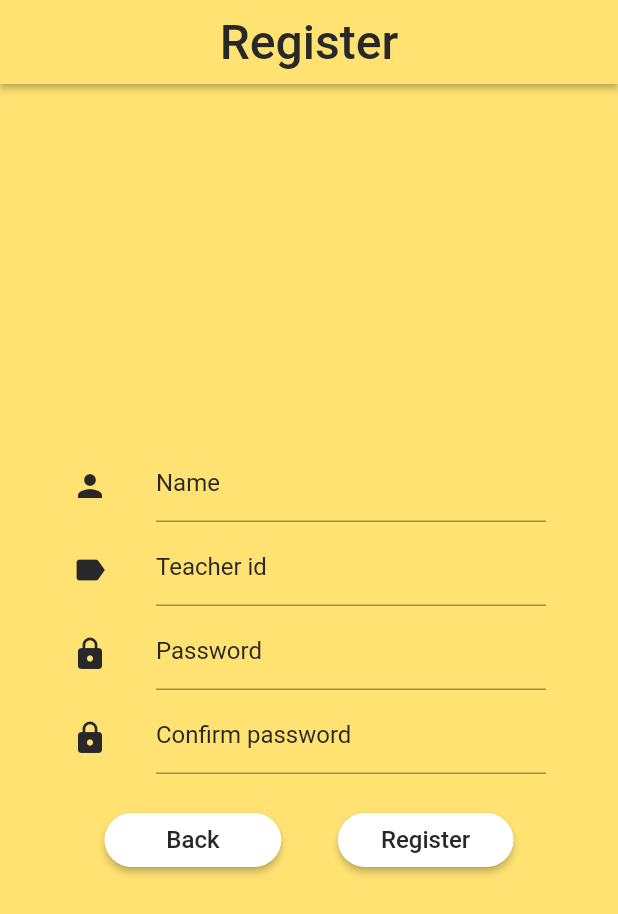
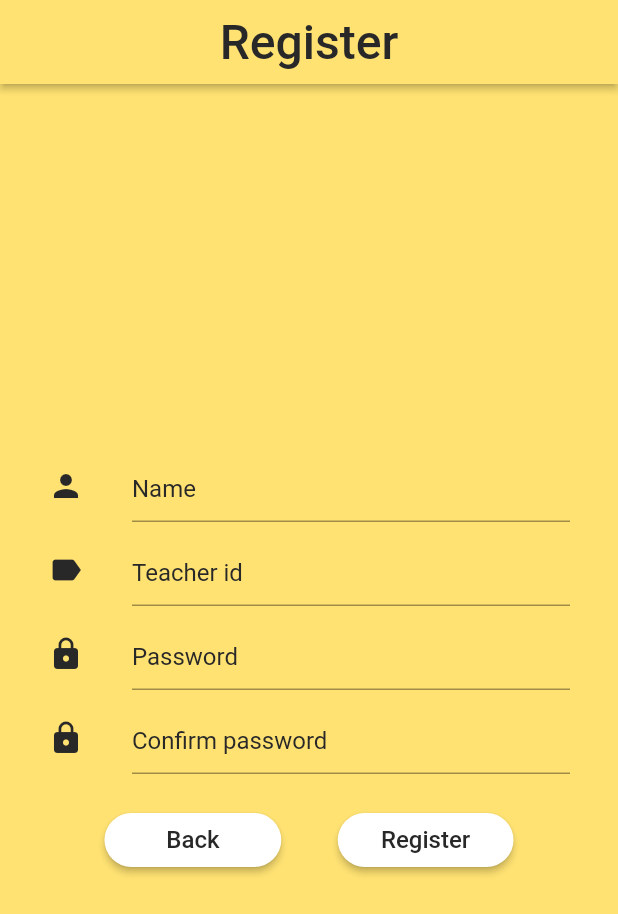
Before and after one commit to opreaflaviu/AttendancesGenerator, a Flutter app: the RegisterPage screen opened by its route, after a tap on "Register", on a phone screen of 412 x 824 dp. Shown: the top 914 px of the screen. Run offline on Flutter 3.47's test engine with Material 2 defaults, Android fonts, the phone set to English and light mode, and no system bars; our stand-ins replace connectivity, qr_flutter, shared_preferences; missing offline and left inert: password; accounts and stored records are empty; network calls fail.

```diff
--- a/lib/model/student.dart
+++ b/lib/model/student.dart
@@ -4,7 +4,7 @@ import 'package:attendances/utils/constants.dart';
 class Student {
   final String _studentId;
   final String _studentName;
-  final int _studentClass;
+  final String _studentClass;
 
   Student(this._studentId, this._studentName, this._studentClass);
 
--- a/lib/model/teacher.dart
+++ b/lib/model/teacher.dart
@@ -2,9 +2,9 @@ import 'package:attendances/utils/constants.dart';
 
 
 class Teacher {
-  final _teacherId;
-  final _teacherName;
-  final _teacherPassword;
+  final String _teacherId;
+  final String _teacherName;
+  final String _teacherPassword;
 
   Teacher(this._teacherId, this._teacherName, this._teacherPassword);
 
--- a/lib/pages/main_page.dart
+++ b/lib/pages/main_page.dart
@@ -30,7 +30,7 @@ class MainPageState extends State<MainPage> {
         appBar: AppBar(
           title: new Text(_titleList[_tabIndex],
               textAlign: TextAlign.center,
-              style: new TextStyle(fontSize: 24.0, color: Colors.black87)),
+              style: new TextStyle(fontSize: 32.0, color: Colors.black87)),
           centerTitle: true,
           backgroundColor: ColorsConstants.backgroundColorYellow,
           elevation: 2.0,
--- a/lib/pages/register_page.dart
+++ b/lib/pages/register_page.dart
@@ -1,5 +1,6 @@
 import 'package:attendances/utils/colors_constants.dart';
 import 'package:flutter/material.dart';
+import 'package:password/password.dart';
 import '../repository/teacher_repository.dart';
 import '../utils/colors_constants.dart';
 import '../model/teacher.dart';
@@ -21,14 +22,6 @@ class RegisterPageState extends State<RegisterPage> {
   final GlobalKey<ScaffoldState> _scaffoldState =
       new GlobalKey<ScaffoldState>();
 
-  String _snackBarText = '';
-
-  void _onChange(String snackBarText) {
-    setState(() {
-      _snackBarText = snackBarText;
-    });
-  }
-
   @override
   Widget build(BuildContext context) {
     var _mediaQuery = MediaQuery.of(context);
@@ -49,20 +42,20 @@ class RegisterPageState extends State<RegisterPage> {
             automaticallyImplyLeading: false),
         body: Center(
           child: SingleChildScrollView(
-              physics: NeverScrollableScrollPhysics(),
               child: Container(
             margin: EdgeInsets.only(right: 32.0, left: 32.0),
             child: Column(
               mainAxisAlignment: MainAxisAlignment.start,
               children: <Widget>[
                 ListTile(
+                  contentPadding: EdgeInsets.all(0.0),
                   leading:
                       Icon(Icons.person, color: ColorsConstants.customBlack),
                   title: TextField(
                       cursorColor: ColorsConstants.customBlack,
                       decoration: new InputDecoration(
                           hintText: 'Name',
-                          contentPadding: EdgeInsets.only(bottom: 4.0),
+                          contentPadding: EdgeInsets.only(bottom: 4.0, top: 8.0),
                           hintStyle: TextStyle(
                               fontSize: 16.0,
                               color: ColorsConstants.customBlack),
@@ -74,13 +67,14 @@ class RegisterPageState extends State<RegisterPage> {
                       controller: _name),
                 ),
                 ListTile(
+                    contentPadding: EdgeInsets.all(0.0),
                     leading:
                         Icon(Icons.label, color: ColorsConstants.customBlack),
                     title: TextField(
                         cursorColor: ColorsConstants.customBlack,
                         decoration: InputDecoration(
                             hintText: 'Teacher id',
-                            contentPadding: EdgeInsets.only(bottom: 4.0),
+                            contentPadding: EdgeInsets.only(bottom: 4.0, top: 8.0),
                             hintStyle: TextStyle(
                                 fontSize: 16.0,
                                 color: ColorsConstants.customBlack),
@@ -91,13 +85,15 @@ class RegisterPageState extends State<RegisterPage> {
                             fontSize: 16.0, color: ColorsConstants.customBlack),
                         controller: _number)),
                 ListTile(
+                    contentPadding: EdgeInsets.all(0.0),
                     leading:
                         Icon(Icons.lock, color: ColorsConstants.customBlack),
                     title: TextField(
                         cursorColor: ColorsConstants.customBlack,
                         decoration: InputDecoration(
                             hintText: 'Password',
-                            contentPadding: EdgeInsets.only(bottom: 4.0),
+                            contentPadding: EdgeInsets.only(bottom: 4.0, top:
+                            8.0),
                             hintStyle: TextStyle(
                                 fontSize: 16.0,
                                 color: ColorsConstants.customBlack),
@@ -107,25 +103,27 @@ class RegisterPageState extends State<RegisterPage> {
                         style: TextStyle(
                           fontSize: 16.0,
                         ),
-                        obscureText: false,
+                        obscureText: true,
                         controller: _password)),
                 ListTile(
+                    contentPadding: EdgeInsets.all(0.0),
                     leading:
                         Icon(Icons.lock, color: ColorsConstants.customBlack),
                     title: TextField(
                       cursorColor: ColorsConstants.customBlack,
                       decoration: InputDecoration(
                           hintText: 'Confirm password',
-                          contentPadding: EdgeInsets.only(bottom: 4.0),
+                          contentPadding: EdgeInsets.only(bottom: 4.0, top: 8.0),
                           hintStyle: TextStyle(
                               fontSize: 16.0,
                               color: ColorsConstants.customBlack),
                           labelStyle: TextStyle(
                               fontSize: 16.0,
                               color: ColorsConstants.customBlack)),
+                      style: TextStyle(
+                        fontSize: 16.0,
+                      ),
                       obscureText: true,
-                      style: TextStyle(
-                          fontSize: 16.0, color: ColorsConstants.customBlack),
                       controller: _confirmPassword,
                     )),
                 new Container(
@@ -184,35 +182,46 @@ class RegisterPageState extends State<RegisterPage> {
   void _onRegisterClick() {
     if (_password.text == _confirmPassword.text) {
       if (true) {
-        Teacher teacher = new Teacher(_number.text, _name.text, _password.text);
+        var password = Password.hash(
+            _password.text,
+            PBKDF2(iterationCount: 1000));
+        print("hash password: $password");
+        Teacher teacher = new Teacher(_number.text, _name.text, password);
         var teacherResponse = new TeacherRepository().registerTeacher(teacher);
         teacherResponse.then((response) {
-          if (response) {
             _saveInSharedPrefs(teacher);
             Navigator.of(context).pushNamedAndRemoveUntil(
                 'main_page', (Route<dynamic> route) => false);
-          } else {
-            print(response.toString());
-            _onChange('User already exist');
-            _showSnackBar();
-          }
-        });
+          }).catchError((error) {
+            _showAlertDialog('Error', error.toString());
+          });
       } else {
-        print("Invalid password");
-        _onChange("Invalid password");
-        _showSnackBar(); //example: Aa@^1AfaA  Aaa111aAa
+        _showAlertDialog('Error', 'Invalid password');
       }
     } else {
-      print("Wrong credentials");
-      _onChange("Wrong credentials");
-      _showSnackBar();
+      _showAlertDialog('Error', 'Different passwords');
     }
     _clearTextFields();
   }
 
-  void _showSnackBar() {
-    _scaffoldState.currentState
-        .showSnackBar(new SnackBar(content: new Text(_snackBarText)));
+  Future<Null> _showAlertDialog(String title, String content) {
+    return showDialog<Null>(
+        context: context,
+        barrierDismissible: true,
+        builder: (BuildContext context) {
+          return AlertDialog(
+            title: Text(title),
+            content: Text(content),
+            actions: <Widget>[
+              FlatButton(
+                child: Text('Ok'),
+                onPressed: () {
+                  Navigator.of(context).pop();
+                },
+              ),
+            ],
+          );
+        });
   }
 
   void _saveInSharedPrefs(Teacher teacher) async {
--- a/lib/pages/students_at_course_page.dart
+++ b/lib/pages/students_at_course_page.dart
@@ -66,7 +66,7 @@ class StudentsAtCoursePage extends StatelessWidget {
                       '${_attendance.courseName}  ${_attendance
                           .courseType} ${_attendance
                           .courseNumber}  Class ${_attendance.courseClass}',
-                      style: TextStyle(fontSize: 14.0, color: Colors.black),
+                      style: TextStyle(fontSize: 16.0, color: Colors.black),
                     ),
                     background: Center(
                       child: QrImage(
--- a/lib/utils/constants.dart
+++ b/lib/utils/constants.dart
@@ -1,13 +1,12 @@
 abstract class Constants {
 
-  //for testing
-  // static const String rootApi = "http://192.168.0.133:5000";
+  // for testing
+   static const String rootApi = "http://192.168.0.133:5000";
 
-  //for production
-  static const String rootApi = "http://172.30.0.4:5000";
+  // for production
+  // static const String rootApi = "http://172.30.0.4:5000";
 
   static const String studentName = "studentName";
-  static const String studentPassword = "studentPassword";
   static const String studentId = "studentId";
   static const String studentClass = "classId";
 
--- /dev/null
+++ b/lib/utils/custom_error.dart
@@ -0,0 +1,14 @@
+class CustomError extends Error {
+  String _message = 'Error';
+
+  CustomError([String message]) {
+    this._message = message;
+  }
+
+  @override
+  String toString() {
+    return this._message;
+  }
+
+
+}
--- a/lib/utils/shared_preferences_utils.dart
+++ b/lib/utils/shared_preferences_utils.dart
@@ -19,6 +19,7 @@ class SharedPreferencesUtils {
     _sharedPreferences.then((sharedPrefs) {
       sharedPrefs.setString(Constants.teacherName, teacher.teacherName);
       sharedPrefs.setString(Constants.teacherId, teacher.teacherId);
+      sharedPrefs.setString(Constants.teacherPassword, teacher.teacherPassword);
       print('shared' + sharedPrefs.getString(Constants.teacherName));
     });
   }
```
Also changed, not shown: lib/pages/login_page.dart (+40 -45 lines), lib/repository/teacher_repository.dart (+30 -11 lines).
